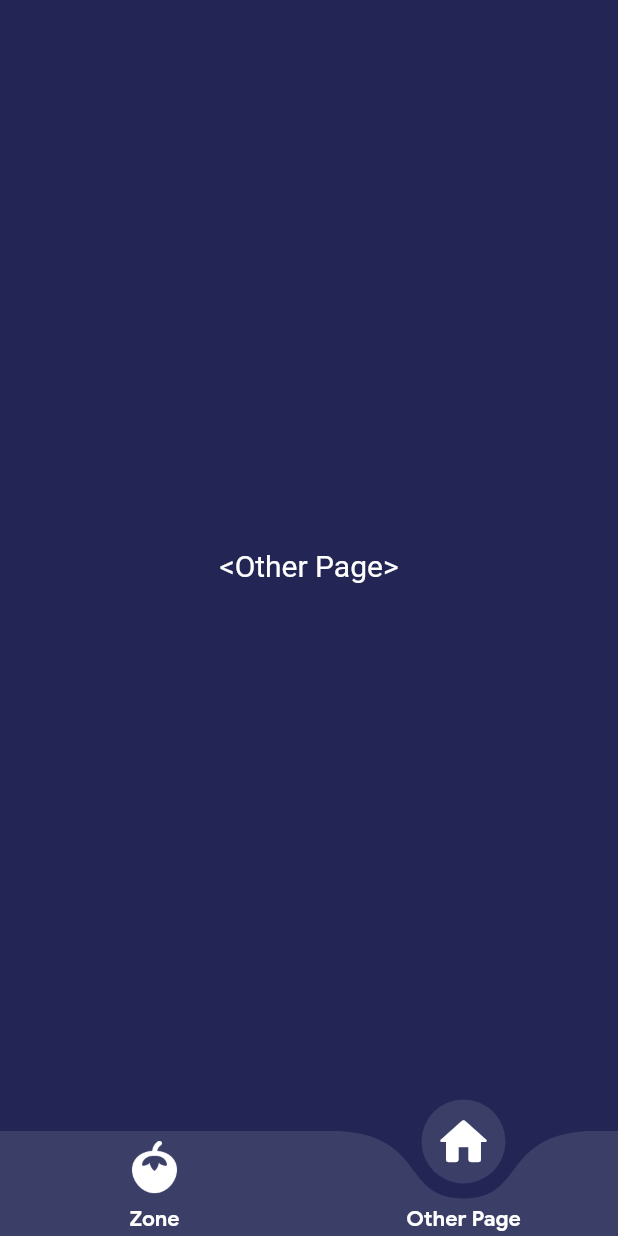
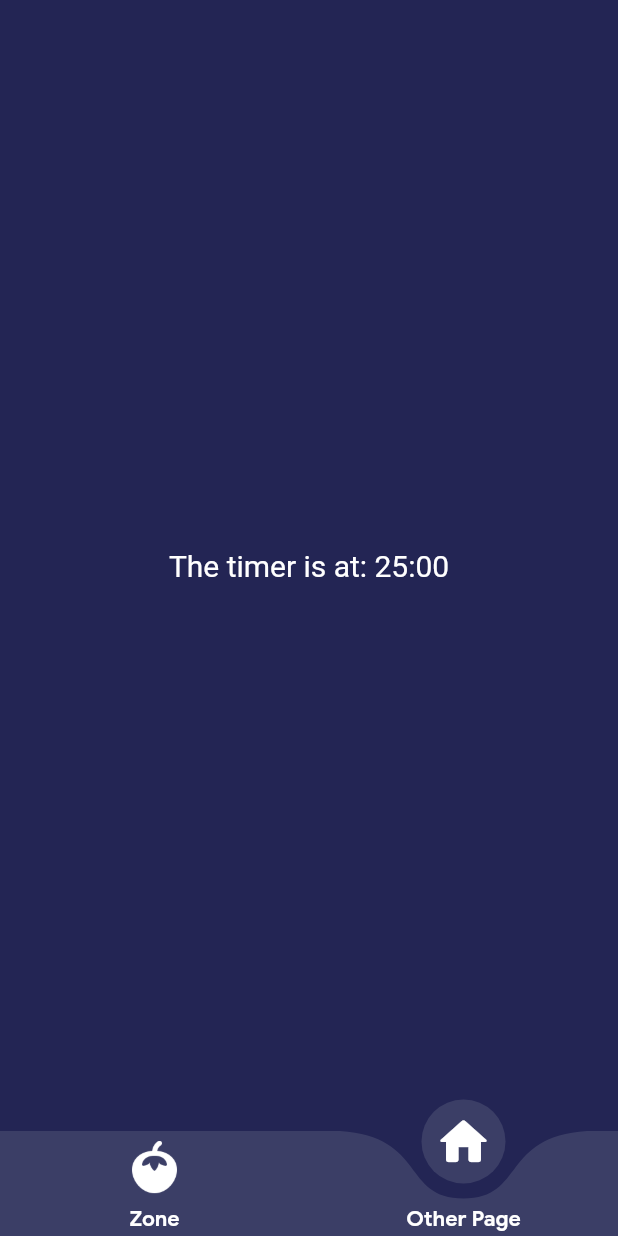
Before and after one commit to tomc128/classify-timer-trial, a Flutter app: the screen it shows after launch, item 2 of the bottom bar chosen, on a phone screen of 412 x 824 dp. Run offline on Flutter 3.47's test engine with Material 2 defaults, Android fonts, the phone set to English and light mode, and no system bars; drawn by our look-alikes of curved_labeled_navigation_bar; project files that could hold a hidden picture were left out.

Commit message:
Add timer consumer to other page for demonstration

```diff
--- a/lib/pages/other_page.dart
+++ b/lib/pages/other_page.dart
@@ -1,4 +1,7 @@
 import 'package:flutter/material.dart';
+import 'package:provider/provider.dart';
+import 'package:timer_trial/duration_extensions.dart';
+import 'package:timer_trial/zone_timer_provider.dart';
 
 class OtherPage extends StatefulWidget {
   const OtherPage({super.key});
@@ -10,11 +13,11 @@ class OtherPage extends StatefulWidget {
 class _OtherPageState extends State<OtherPage> {
   @override
   Widget build(BuildContext context) {
-    return Container(
-      child: const Center(
-        child: Text(
-          "<Other Page>",
-          style: TextStyle(
+    return Center(
+      child: Consumer<ZoneTimer>(
+        builder: (context, timer, _) => Text(
+          'The timer is at: ${timer.currentDuration.toFormattedString()}',
+          style: const TextStyle(
             fontSize: 20,
             color: Colors.white,
           ),
```
